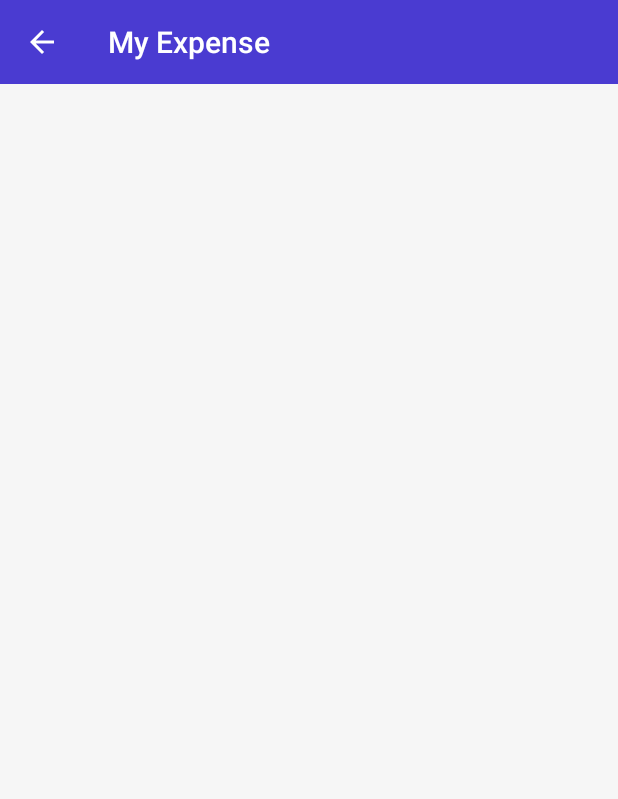
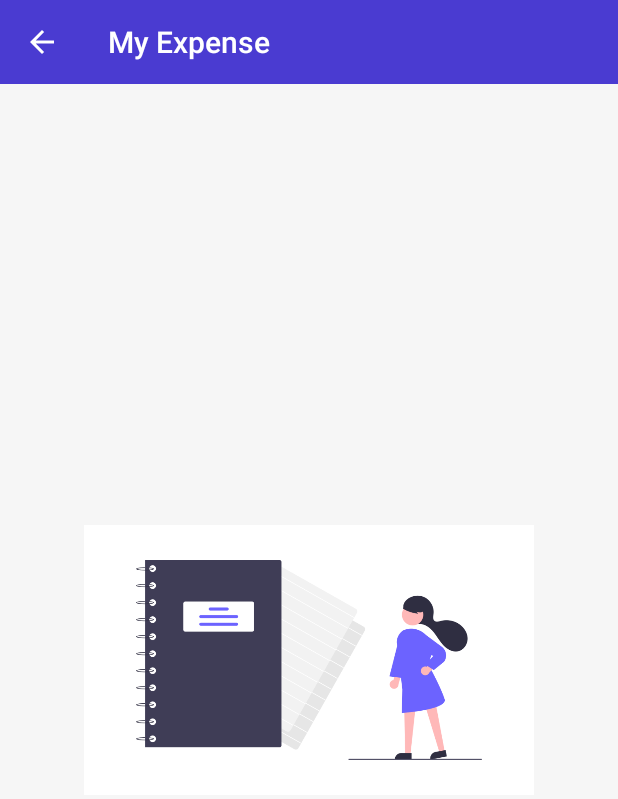
Before and after one commit to NikunjPatel31/ExpenseTrackerApp, an Android app: the screen it shows after launch once a user with an empty profile is signed in (ViewAllExpense), after a tap on "VIEW ALL", on a phone screen of 412 x 824 dp. Shown: the top 799 px of the screen. Run offline under Robolectric (Android 15) with nearby library versions, the phone set to English and light mode, and no system bars; our stand-ins replace Firebase (no records; nobody signed in at launch, a user with empty details on screens opened directly); Roboto replaces fonts that are not available here.

Commit message:
no expense image is added.

```diff
--- a/app/src/main/java/com/sanPatel/expensetracker/HomeScreenActivity.java
+++ b/app/src/main/java/com/sanPatel/expensetracker/HomeScreenActivity.java
@@ -10,6 +10,7 @@ import android.os.Bundle;
 import android.view.View;
 import android.view.animation.Animation;
 import android.view.animation.AnimationUtils;
+import android.widget.ImageView;
 import android.widget.TextView;
 import android.widget.Toast;
 
@@ -30,12 +31,14 @@ public class HomeScreenActivity extends AppCompatActivity {
     private FloatingActionButton fabSetting, fabAddExpense, fabViewExpenses;
     private RecyclerView myExpenseRecyclerView;
     private TextView tvIncomeAmount, tvExpenseAmount;
+    private ImageView imgViewNoExpense;
 
     // animation.
     private Animation fabOpen, fabClose;
 
     //flag variable.
     boolean isFabOpen = false;
+    boolean isExpense = false;
 
     // instance variable
     private ArrayList<Expense> expenseList;
@@ -116,6 +119,7 @@ public class HomeScreenActivity extends AppCompatActivity {
         myExpenseRecyclerView = findViewById(R.id.recycler_view_latest_transactions);
         tvIncomeAmount = findViewById(R.id.text_view_gained_amount_value);
         tvExpenseAmount = findViewById(R.id.text_view_spend_amount_value);
+        imgViewNoExpense = findViewById(R.id.image_view_no_expense_image);
     }
 
     private void getLatestTransaction() {
@@ -128,6 +132,8 @@ public class HomeScreenActivity extends AppCompatActivity {
                 Cursor cursor = databaseHelper.getLatestTransaction();
                 expenseList = new ArrayList<>();
                 try {
+                    if (cursor.getCount() > 0) {
+                        isExpense = true;
                         while (cursor.moveToNext()) {
                             expenseList.add(new Expense(cursor.getInt(0),
                                     cursor.getString(1),
@@ -135,6 +141,11 @@ public class HomeScreenActivity extends AppCompatActivity {
                                     cursor.getDouble(3),
                                     cursor.getInt(6),
                                     new SimpleDateFormat("dd-MM-yyyy").parse(cursor.getString(4))));
+                        }
+                    } else {
+                        // show image.
+                        isExpense = false;
+
                     }
                 } catch (ParseException e) {
                     e.printStackTrace();
@@ -146,6 +157,9 @@ public class HomeScreenActivity extends AppCompatActivity {
                 adapter = new MyExpenseRecyclerViewAdapter(expenseList, getApplicationContext());
 
                 myExpenseRecyclerView.setAdapter(adapter);
+                if (!isExpense) {
+                    imgViewNoExpense.setVisibility(View.VISIBLE);
+                }
             }
         });
         myAsyncTask.execute();
--- a/app/src/main/java/com/sanPatel/expensetracker/ViewAllExpense.java
+++ b/app/src/main/java/com/sanPatel/expensetracker/ViewAllExpense.java
@@ -9,6 +9,7 @@ import android.database.Cursor;
 import android.os.Bundle;
 import android.util.Log;
 import android.view.View;
+import android.widget.ImageView;
 
 import com.sanPatel.expensetracker.Adapter.MyExpenseRecyclerViewAdapter;
 import com.sanPatel.expensetracker.AsyncTask.MyAsyncTask;
@@ -21,11 +22,14 @@ import java.util.ArrayList;
 import java.util.Date;
 
 public class ViewAllExpense extends AppCompatActivity {
-
+    // widgets
     private RecyclerView myExpenseRecyclerView;
     private Toolbar toolbar;
+    private ImageView imgViewNoExpense;
 
     private SqliteDatabaseHelper databaseHelper;
+
+    private boolean isExpense = false;
 
     private MyAsyncTask myAsyncTask;
     private ArrayList<Expense> expenseList;
@@ -55,6 +59,7 @@ public class ViewAllExpense extends AppCompatActivity {
         // this method will initialize all widgets.
         myExpenseRecyclerView = findViewById(R.id.recycler_view_my_expense);
         toolbar = findViewById(R.id.toolbar_view_all_expense);
+        imgViewNoExpense = findViewById(R.id.image_view_no_expense_image);
     }
 
     @Override
@@ -75,6 +80,8 @@ public class ViewAllExpense extends AppCompatActivity {
                 cursor = databaseHelper.getAllExpense();
                 expenseList = new ArrayList<>();
                 try {
+                    if (cursor.getCount() > 0) {
+                        isExpense = true;
                         while (cursor.moveToNext()) {
                             expenseList.add(new Expense(cursor.getInt(0),
                                     cursor.getString(1),
@@ -82,6 +89,9 @@ public class ViewAllExpense extends AppCompatActivity {
                                     cursor.getLong(3),
                                     cursor.getInt(6),
                                     new SimpleDateFormat("dd-MM-yyyy").parse(cursor.getString(4))));
+                        }
+                    } else {
+                        isExpense = false;
                     }
                 } catch (ParseException e) {
                     e.printStackTrace();
@@ -93,6 +103,10 @@ public class ViewAllExpense extends AppCompatActivity {
                 adapter = new MyExpenseRecyclerViewAdapter(expenseList, getApplicationContext());
 
                 myExpenseRecyclerView.setAdapter(adapter);
+                if (!isExpense) {
+                    // show image.
+                    imgViewNoExpense.setVisibility(View.VISIBLE);
+                }
             }
         });
         myAsyncTask.execute();
--- a/app/src/main/res/layout/activity_view_all_expense.xml
+++ b/app/src/main/res/layout/activity_view_all_expense.xml
@@ -30,4 +30,17 @@
         app:layout_constraintEnd_toEndOf="parent"
         app:layout_constraintTop_toBottomOf="@id/toolbar_view_all_expense" />
 
+    <ImageView
+        android:id="@+id/image_view_no_expense_image"
+        android:layout_width="300dp"
+        android:layout_height="300dp"
+        android:background="@color/colorActivityBackground"
+        android:scaleType="fitCenter"
+        android:src="@drawable/no_expense_entry"
+        android:visibility="invisible"
+        app:layout_constraintBottom_toBottomOf="parent"
+        app:layout_constraintEnd_toEndOf="parent"
+        app:layout_constraintStart_toStartOf="parent"
+        app:layout_constraintTop_toBottomOf="@+id/toolbar_view_all_expense" />
+
 </androidx.constraintlayout.widget.ConstraintLayout>
```
Also changed, not shown: app/src/main/res/layout/activity_home_screen.xml (+13 -0 lines), app/src/main/res/drawable-v24/no_expense_entry.png (added). Lines whose indentation alone changed are shown as unchanged.
